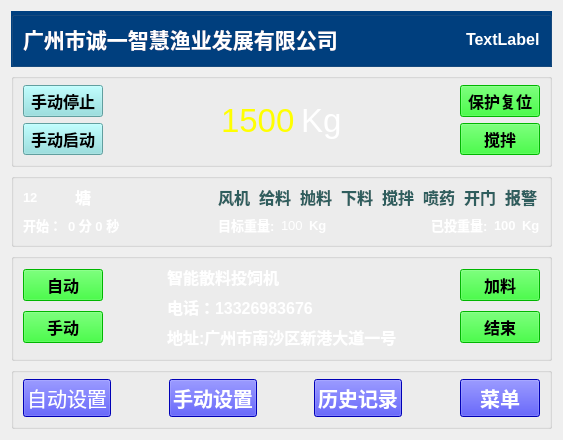
First picture: the form in chengyi_Qt4linux/widget.ui, repository wsh01/batch-feeder, before the edit.
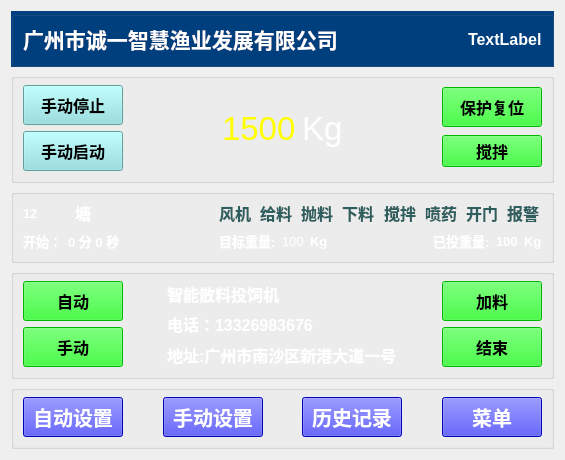
Second picture: the form after the edit.

```diff
--- a/chengyi_Qt4linux/widget.ui
+++ b/chengyi_Qt4linux/widget.ui
@@ -5,6 +5,14 @@
   <property name="enabled">
    <bool>true</bool>
   </property>
+  <property name="geometry">
+   <rect>
+    <x>0</x>
+    <y>0</y>
+    <width>565</width>
+    <height>448</height>
+   </rect>
+  </property>
   <property name="font">
    <font>
     <weight>75</weight>
@@ -95,6 +103,18 @@
           <property name="enabled">
            <bool>true</bool>
           </property>
+          <property name="minimumSize">
+           <size>
+            <width>100</width>
+            <height>40</height>
+           </size>
+          </property>
+          <property name="maximumSize">
+           <size>
+            <width>100</width>
+            <height>40</height>
+           </size>
+          </property>
           <property name="font">
            <font>
             <pointsize>12</pointsize>
@@ -113,6 +133,18 @@
         </item>
         <item>
          <widget class="QPushButton" name="btn_Start">
+          <property name="minimumSize">
+           <size>
+            <width>100</width>
+            <height>40</height>
+           </size>
+          </property>
+          <property name="maximumSize">
+           <size>
+            <width>100</width>
+            <height>40</height>
+           </size>
+          </property>
           <property name="font">
            <font>
             <pointsize>12</pointsize>
@@ -195,6 +227,18 @@
        <layout class="QVBoxLayout" name="verticalLayout">
         <item>
          <widget class="QPushButton" name="btn_Reset">
+          <property name="minimumSize">
+           <size>
+            <width>100</width>
+            <height>40</height>
+           </size>
+          </property>
+          <property name="maximumSize">
+           <size>
+            <width>100</width>
+            <height>40</height>
+           </size>
+          </property>
           <property name="font">
            <font>
             <pointsize>12</pointsize>
@@ -622,6 +666,18 @@
        <layout class="QVBoxLayout" name="verticalLayout_4">
         <item>
          <widget class="QPushButton" name="btn_Auto">
+          <property name="minimumSize">
+           <size>
+            <width>100</width>
+            <height>40</height>
+           </size>
+          </property>
+          <property name="maximumSize">
+           <size>
+            <width>100</width>
+            <height>40</height>
+           </size>
+          </property>
           <property name="font">
            <font>
             <pointsize>12</pointsize>
@@ -640,6 +696,18 @@
         </item>
         <item>
          <widget class="QPushButton" name="btn_Manual">
+          <property name="minimumSize">
+           <size>
+            <width>100</width>
+            <height>40</height>
+           </size>
+          </property>
+          <property name="maximumSize">
+           <size>
+            <width>100</width>
+            <height>40</height>
+           </size>
+          </property>
           <property name="font">
            <font>
             <pointsize>12</pointsize>
@@ -743,6 +811,18 @@
        <layout class="QVBoxLayout" name="verticalLayout_5">
         <item>
          <widget class="QPushButton" name="pushButton_2">
+          <property name="minimumSize">
+           <size>
+            <width>100</width>
+            <height>40</height>
+           </size>
+          </property>
+          <property name="maximumSize">
+           <size>
+            <width>100</width>
+            <height>40</height>
+           </size>
+          </property>
           <property name="font">
            <font>
             <pointsize>12</pointsize>
@@ -761,6 +841,18 @@
         </item>
         <item>
          <widget class="QPushButton" name="pushButton">
+          <property name="minimumSize">
+           <size>
+            <width>100</width>
+            <height>40</height>
+           </size>
+          </property>
+          <property name="maximumSize">
+           <size>
+            <width>100</width>
+            <height>40</height>
+           </size>
+          </property>
           <property name="font">
            <font>
             <pointsize>12</pointsize>
@@ -799,12 +891,24 @@
      <layout class="QGridLayout" name="gridLayout_3">
       <item row="0" column="0">
        <widget class="QPushButton" name="btn_AutoSet">
+        <property name="minimumSize">
+         <size>
+          <width>100</width>
+          <height>40</height>
+         </size>
+        </property>
+        <property name="maximumSize">
+         <size>
+          <width>100</width>
+          <height>40</height>
+         </size>
+        </property>
         <property name="font">
          <font>
           <family>Ubuntu</family>
           <pointsize>15</pointsize>
-          <weight>50</weight>
-          <bold>false</bold>
+          <weight>75</weight>
+          <bold>true</bold>
          </font>
         </property>
         <property name="styleSheet">
@@ -832,6 +936,18 @@
       </item>
       <item row="0" column="2">
        <widget class="QPushButton" name="btn_ManualSet">
+        <property name="minimumSize">
+         <size>
+          <width>100</width>
+          <height>40</height>
+         </size>
+        </property>
+        <property name="maximumSize">
+         <size>
+          <width>100</width>
+          <height>40</height>
+         </size>
+        </property>
         <property name="font">
          <font>
           <pointsize>15</pointsize>
@@ -864,6 +980,18 @@
       </item>
       <item row="0" column="4">
        <widget class="QPushButton" name="btn_History">
+        <property name="minimumSize">
+         <size>
+          <width>100</width>
+          <height>40</height>
+         </size>
+        </property>
+        <property name="maximumSize">
+         <size>
+          <width>100</width>
+          <height>40</height>
+         </size>
+        </property>
         <property name="font">
          <font>
           <pointsize>15</pointsize>
@@ -896,6 +1024,18 @@
       </item>
       <item row="0" column="6">
        <widget class="QPushButton" name="btn_Meun">
+        <property name="minimumSize">
+         <size>
+          <width>100</width>
+          <height>40</height>
+         </size>
+        </property>
+        <property name="maximumSize">
+         <size>
+          <width>100</width>
+          <height>40</height>
+         </size>
+        </property>
         <property name="font">
          <font>
           <pointsize>15</pointsize>
```
